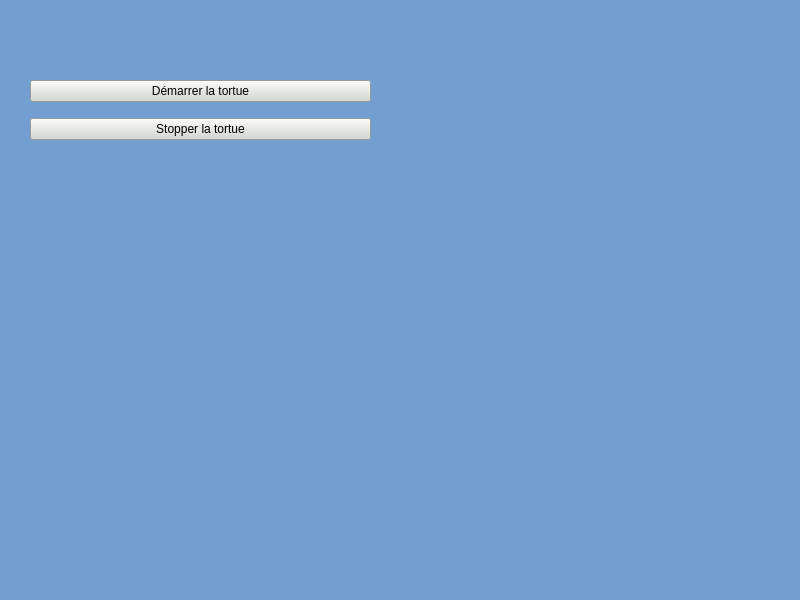
This is src/qt/MainWindow.ui in GaetanChvlr/ROS2_Turtle_GUI as Qt 5 draws it before an edit. The edited form follows.
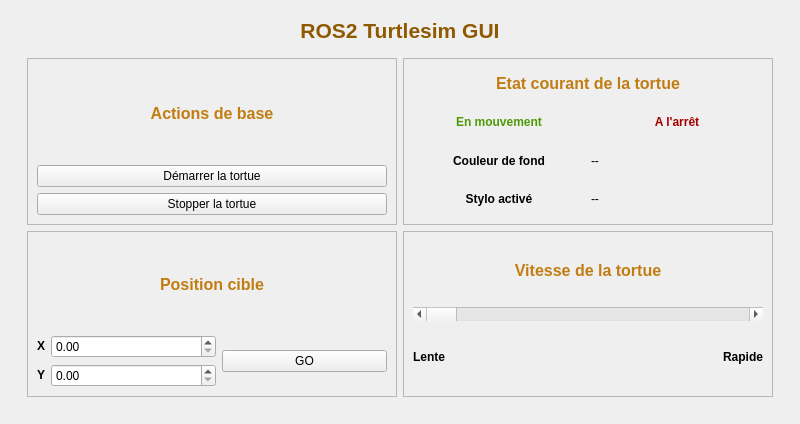
This is the edited form.

Commit message: gestion position cible + readme

What changed in the file:
```diff
--- a/src/qt/MainWindow.ui
+++ b/src/qt/MainWindow.ui
@@ -7,7 +7,7 @@
     <x>0</x>
     <y>0</y>
     <width>800</width>
-    <height>600</height>
+    <height>424</height>
    </rect>
   </property>
   <property name="windowTitle">
@@ -17,65 +17,264 @@
    <bool>false</bool>
   </property>
   <property name="styleSheet">
-   <string notr="true">background-color : rgb(114, 159, 207);</string>
+   <string notr="true">
+</string>
   </property>
   <widget class="QWidget" name="centralwidget">
-   <widget class="QWidget" name="gridLayoutWidget">
-    <property name="geometry">
-     <rect>
-      <x>30</x>
-      <y>70</y>
-      <width>341</width>
-      <height>81</height>
-     </rect>
-    </property>
-    <layout class="QGridLayout" name="gridLayout">
-     <item row="2" column="0">
-      <widget class="QPushButton" name="stopButton">
-       <property name="styleSheet">
-        <string notr="true">background-color : rgb(211, 215, 207)</string>
-       </property>
-       <property name="text">
-        <string>Stopper la tortue</string>
-       </property>
-       <property name="autoDefault">
-        <bool>true</bool>
-       </property>
-       <property name="flat">
-        <bool>false</bool>
-       </property>
-      </widget>
-     </item>
-     <item row="1" column="0">
-      <widget class="QPushButton" name="startButton">
-       <property name="styleSheet">
-        <string notr="true">background-color : rgb(211, 215, 207)</string>
-       </property>
-       <property name="text">
-        <string>Démarrer la tortue</string>
-       </property>
-       <property name="autoDefault">
-        <bool>true</bool>
-       </property>
-       <property name="flat">
-        <bool>false</bool>
-       </property>
-      </widget>
-     </item>
-    </layout>
-   </widget>
+   <layout class="QHBoxLayout" name="horizontalLayout">
+    <item>
+     <widget class="QFrame" name="frame">
+      <property name="frameShape">
+       <enum>QFrame::NoFrame</enum>
+      </property>
+      <property name="frameShadow">
+       <enum>QFrame::Raised</enum>
+      </property>
+      <property name="lineWidth">
+       <number>0</number>
+      </property>
+      <layout class="QVBoxLayout" name="verticalLayout">
+       <item>
+        <widget class="QLabel" name="label">
+         <property name="sizePolicy">
+          <sizepolicy hsizetype="Preferred" vsizetype="Fixed">
+           <horstretch>0</horstretch>
+           <verstretch>0</verstretch>
+          </sizepolicy>
+         </property>
+         <property name="text">
+          <string>&lt;html&gt;&lt;head/&gt;&lt;body&gt;&lt;p align=&quot;center&quot;&gt;&lt;span style=&quot; font-size:16pt; font-weight:600; color:#8f5902;&quot;&gt;ROS2 Turtlesim GUI&lt;/span&gt;&lt;/p&gt;&lt;/body&gt;&lt;/html&gt;</string>
+         </property>
+        </widget>
+       </item>
+       <item>
+        <widget class="QFrame" name="frame_4">
+         <property name="frameShape">
+          <enum>QFrame::NoFrame</enum>
+         </property>
+         <property name="frameShadow">
+          <enum>QFrame::Raised</enum>
+         </property>
+         <layout class="QGridLayout" name="gridLayout">
+          <item row="1" column="1">
+           <widget class="QFrame" name="frame_6">
+            <property name="frameShape">
+             <enum>QFrame::StyledPanel</enum>
+            </property>
+            <property name="frameShadow">
+             <enum>QFrame::Raised</enum>
+            </property>
+            <layout class="QGridLayout" name="gridLayout_4">
+             <item row="0" column="0" colspan="2">
+              <widget class="QLabel" name="label_4">
+               <property name="text">
+                <string>&lt;html&gt;&lt;head/&gt;&lt;body&gt;&lt;p align=&quot;center&quot;&gt;&lt;span style=&quot; font-size:12pt; font-weight:600; color:#c17d11;&quot;&gt;Vitesse de la tortue&lt;/span&gt;&lt;/p&gt;&lt;/body&gt;&lt;/html&gt;</string>
+               </property>
+              </widget>
+             </item>
+             <item row="1" column="0" colspan="2">
+              <widget class="QScrollBar" name="horizontalScrollBar">
+               <property name="orientation">
+                <enum>Qt::Horizontal</enum>
+               </property>
+              </widget>
+             </item>
+             <item row="2" column="0">
+              <widget class="QLabel" name="label_15">
+               <property name="text">
+                <string>&lt;html&gt;&lt;head/&gt;&lt;body&gt;&lt;p&gt;&lt;span style=&quot; font-weight:600;&quot;&gt;Lente&lt;/span&gt;&lt;/p&gt;&lt;/body&gt;&lt;/html&gt;</string>
+               </property>
+              </widget>
+             </item>
+             <item row="2" column="1">
+              <widget class="QLabel" name="label_14">
+               <property name="text">
+                <string>&lt;html&gt;&lt;head/&gt;&lt;body&gt;&lt;p align=&quot;right&quot;&gt;&lt;span style=&quot; font-weight:600;&quot;&gt;Rapide&lt;/span&gt;&lt;/p&gt;&lt;/body&gt;&lt;/html&gt;</string>
+               </property>
+              </widget>
+             </item>
+            </layout>
+           </widget>
+          </item>
+          <item row="0" column="1">
+           <widget class="QFrame" name="frame_3">
+            <property name="frameShape">
+             <enum>QFrame::StyledPanel</enum>
+            </property>
+            <property name="frameShadow">
+             <enum>QFrame::Raised</enum>
+            </property>
+            <layout class="QGridLayout" name="gridLayout_2">
+             <item row="2" column="0">
+              <widget class="QLabel" name="label_6">
+               <property name="styleSheet">
+                <string notr="true"/>
+               </property>
+               <property name="text">
+                <string>&lt;html&gt;&lt;head/&gt;&lt;body&gt;&lt;p align=&quot;center&quot;&gt;&lt;span style=&quot; font-weight:600; color:#4e9a06;&quot;&gt;En mouvement&lt;/span&gt;&lt;/p&gt;&lt;/body&gt;&lt;/html&gt;</string>
+               </property>
+              </widget>
+             </item>
+             <item row="4" column="0">
+              <widget class="QLabel" name="label_8">
+               <property name="text">
+                <string>&lt;html&gt;&lt;head/&gt;&lt;body&gt;&lt;p align=&quot;center&quot;&gt;&lt;span style=&quot; font-weight:600;&quot;&gt;Stylo activé&lt;/span&gt;&lt;/p&gt;&lt;/body&gt;&lt;/html&gt;</string>
+               </property>
+              </widget>
+             </item>
+             <item row="0" column="0" colspan="2">
+              <widget class="QLabel" name="label_3">
+               <property name="text">
+                <string>&lt;html&gt;&lt;head/&gt;&lt;body&gt;&lt;p align=&quot;center&quot;&gt;&lt;span style=&quot; font-size:12pt; font-weight:600; color:#c17d11;&quot;&gt;Etat courant de la tortue&lt;/span&gt;&lt;/p&gt;&lt;/body&gt;&lt;/html&gt;</string>
+               </property>
+              </widget>
+             </item>
+             <item row="4" column="1">
+              <widget class="QLabel" name="label_9">
+               <property name="text">
+                <string>--</string>
+               </property>
+              </widget>
+             </item>
+             <item row="3" column="0">
+              <widget class="QLabel" name="label_10">
+               <property name="text">
+                <string>&lt;html&gt;&lt;head/&gt;&lt;body&gt;&lt;p align=&quot;center&quot;&gt;&lt;span style=&quot; font-weight:600;&quot;&gt;Couleur de fond&lt;/span&gt;&lt;/p&gt;&lt;/body&gt;&lt;/html&gt;</string>
+               </property>
+              </widget>
+             </item>
+             <item row="3" column="1">
+              <widget class="QLabel" name="label_11">
+               <property name="text">
+                <string>--</string>
+               </property>
+              </widget>
+             </item>
+             <item row="2" column="1">
+              <widget class="QLabel" name="label_7">
+               <property name="enabled">
+                <bool>true</bool>
+               </property>
+               <property name="text">
+                <string>&lt;html&gt;&lt;head/&gt;&lt;body&gt;&lt;p align=&quot;center&quot;&gt;&lt;span style=&quot; font-weight:600; color:#a40000;&quot;&gt;A l'arrêt&lt;/span&gt;&lt;/p&gt;&lt;/body&gt;&lt;/html&gt;</string>
+               </property>
+              </widget>
+             </item>
+            </layout>
+           </widget>
+          </item>
+          <item row="0" column="0">
+           <widget class="QFrame" name="frame_2">
+            <property name="frameShape">
+             <enum>QFrame::StyledPanel</enum>
+            </property>
+            <property name="frameShadow">
+             <enum>QFrame::Raised</enum>
+            </property>
+            <layout class="QVBoxLayout" name="verticalLayout_2">
+             <item>
+              <widget class="QLabel" name="label_2">
+               <property name="text">
+                <string>&lt;html&gt;&lt;head/&gt;&lt;body&gt;&lt;p align=&quot;center&quot;&gt;&lt;span style=&quot; font-size:12pt; font-weight:600; color:#c17d11;&quot;&gt;Actions de base&lt;/span&gt;&lt;/p&gt;&lt;/body&gt;&lt;/html&gt;</string>
+               </property>
+              </widget>
+             </item>
+             <item>
+              <widget class="QPushButton" name="startButton">
+               <property name="text">
+                <string>Démarrer la tortue</string>
+               </property>
+              </widget>
+             </item>
+             <item>
+              <widget class="QPushButton" name="stopButton">
+               <property name="text">
+                <string>Stopper la tortue</string>
+               </property>
+              </widget>
+             </item>
+            </layout>
+           </widget>
+          </item>
+          <item row="1" column="0">
+           <widget class="QFrame" name="frame_5">
+            <property name="frameShape">
+             <enum>QFrame::StyledPanel</enum>
+            </property>
+            <property name="frameShadow">
+             <enum>QFrame::Raised</enum>
+            </property>
+            <layout class="QGridLayout" name="gridLayout_3">
+             <item row="0" column="0" colspan="3">
+              <widget class="QLabel" name="label_5">
+               <property name="text">
+                <string>&lt;html&gt;&lt;head/&gt;&lt;body&gt;&lt;p align=&quot;center&quot;&gt;&lt;span style=&quot; font-size:12pt; font-weight:600; color:#c17d11;&quot;&gt;Position cible&lt;/span&gt;&lt;/p&gt;&lt;/body&gt;&lt;/html&gt;</string>
+               </property>
+              </widget>
+             </item>
+             <item row="1" column="0">
+              <widget class="QLabel" name="label_12">
+               <property name="sizePolicy">
+                <sizepolicy hsizetype="Fixed" vsizetype="Preferred">
+                 <horstretch>0</horstretch>
+                 <verstretch>0</verstretch>
+                </sizepolicy>
+               </property>
+               <property name="text">
+                <string>&lt;html&gt;&lt;head/&gt;&lt;body&gt;&lt;p align=&quot;center&quot;&gt;&lt;span style=&quot; font-weight:600;&quot;&gt;X&lt;/span&gt;&lt;/p&gt;&lt;/body&gt;&lt;/html&gt;</string>
+               </property>
+              </widget>
+             </item>
+             <item row="1" column="1">
+              <widget class="QDoubleSpinBox" name="targetX">
+               <property name="sizePolicy">
+                <sizepolicy hsizetype="Minimum" vsizetype="Fixed">
+                 <horstretch>0</horstretch>
+                 <verstretch>0</verstretch>
+                </sizepolicy>
+               </property>
+              </widget>
+             </item>
+             <item row="1" column="2" rowspan="2">
+              <widget class="QPushButton" name="goButton">
+               <property name="sizePolicy">
+                <sizepolicy hsizetype="Minimum" vsizetype="Fixed">
+                 <horstretch>0</horstretch>
+                 <verstretch>0</verstretch>
+                </sizepolicy>
+               </property>
+               <property name="text">
+                <string>GO</string>
+               </property>
+              </widget>
+             </item>
+             <item row="2" column="0">
+              <widget class="QLabel" name="label_13">
+               <property name="sizePolicy">
+                <sizepolicy hsizetype="Minimum" vsizetype="Preferred">
+                 <horstretch>0</horstretch>
+                 <verstretch>0</verstretch>
+                </sizepolicy>
+               </property>
+               <property name="text">
+                <string>&lt;html&gt;&lt;head/&gt;&lt;body&gt;&lt;p align=&quot;center&quot;&gt;&lt;span style=&quot; font-weight:600;&quot;&gt;Y&lt;/span&gt;&lt;/p&gt;&lt;/body&gt;&lt;/html&gt;</string>
+               </property>
+              </widget>
+             </item>
+             <item row="2" column="1">
+              <widget class="QDoubleSpinBox" name="targetY"/>
+             </item>
+            </layout>
+           </widget>
+          </item>
+         </layout>
+        </widget>
+       </item>
+      </layout>
+     </widget>
+    </item>
+   </layout>
   </widget>
-  <widget class="QMenuBar" name="menubar">
-   <property name="geometry">
-    <rect>
-     <x>0</x>
-     <y>0</y>
-     <width>800</width>
-     <height>22</height>
-    </rect>
-   </property>
-  </widget>
-  <widget class="QStatusBar" name="statusbar"/>
  </widget>
  <resources/>
  <connections/>
```
The commit also changes 6 other files.
